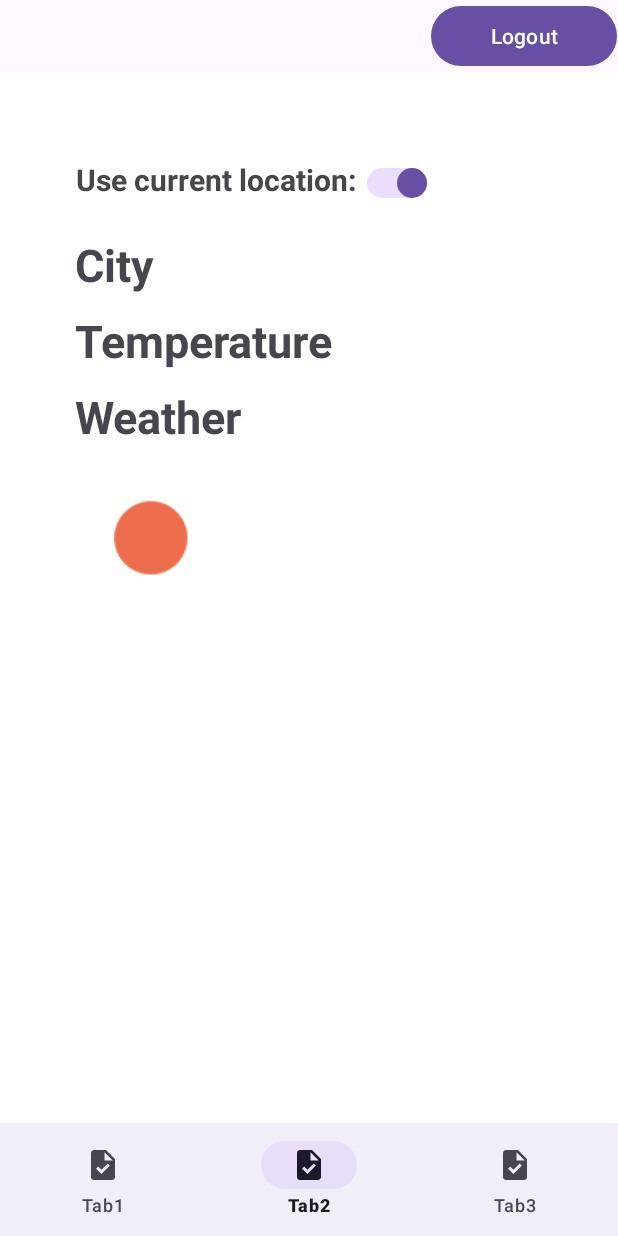
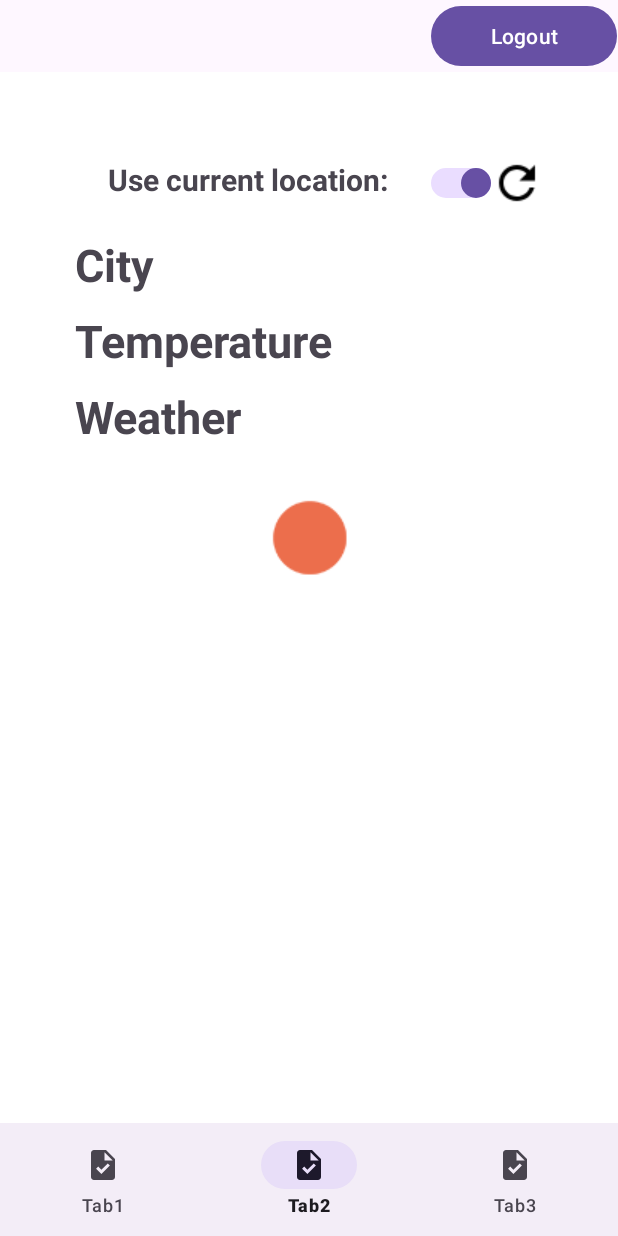
Before and after one commit to Josip-Rizner/AppleDiseaseClassificator, an Android app: the screen it shows after launch once a user with an empty profile is signed in (MainActivity), item 2 of the bottom bar chosen, on a phone screen of 412 x 824 dp. Run offline under Robolectric (Android 15) with nearby library versions, the phone set to English and light mode, and no system bars; our stand-ins replace Firebase (no records; nobody signed in at launch, a user with empty details on screens opened directly); libraries missing offline, so code that uses them is left out: com.loopj.android, cz.msebera.android, org.tensorflow.lite.

Commit message:
Adding refresh button

```diff
--- a/app/src/main/java/com/example/applediseaseclassificator/SecondFragment.java
+++ b/app/src/main/java/com/example/applediseaseclassificator/SecondFragment.java
@@ -20,6 +20,7 @@ import android.view.ViewGroup;
 import android.widget.Button;
 import android.widget.CompoundButton;
 import android.widget.EditText;
+import android.widget.ImageButton;
 import android.widget.ImageView;
 import android.widget.LinearLayout;
 import android.widget.TextView;
@@ -53,6 +54,7 @@ public class SecondFragment extends Fragment {
     EditText etEnterCity;
     Button btnFetchWeather;
     LinearLayout llSetLocation;
+    ImageButton ibRefresh;
 
 
     LocationManager locationManager;
@@ -111,6 +113,7 @@ public class SecondFragment extends Fragment {
         swUseCurrentLocation = view.findViewById(R.id.swUseCurrentLocation);
         etEnterCity = view.findViewById(R.id.etEnterCity);
         btnFetchWeather = view.findViewById(R.id.btnFetchWeather);
+        ibRefresh = view.findViewById(R.id.ibRefresh);
 
         loadingDialog = new LoadingDialog(getActivity());
 
@@ -137,6 +140,13 @@ public class SecondFragment extends Fragment {
                     etEnterCity.requestFocus();
                     return;
                 }
+                getWeatherForCurrentLocation();
+            }
+        });
+
+        ibRefresh.setOnClickListener(new View.OnClickListener() {
+            @Override
+            public void onClick(View view) {
                 getWeatherForCurrentLocation();
             }
         });
@@ -220,6 +230,10 @@ public class SecondFragment extends Fragment {
             @Override
             public void onSuccess(int statusCode, Header[] headers, JSONArray response) {
                 super.onSuccess(statusCode, headers, response);
+                if(response.length() == 0){
+                    Toast.makeText(getActivity(), "Please check if you spelled City name correctly", Toast.LENGTH_SHORT).show();
+                    return;
+                }
 
                 Toast.makeText(getActivity(), "Data fetched successfully ", Toast.LENGTH_SHORT).show();
                 CityInformation cityInformation = CityInformation.fromJson(response);
--- /dev/null
+++ b/app/src/main/res/drawable/ic_baseline_refresh_24.xml
@@ -0,0 +1,5 @@
+<vector android:height="24dp" android:tint="#000000"
+    android:viewportHeight="24" android:viewportWidth="24"
+    android:width="24dp" xmlns:android="http://schemas.android.com/apk/res/android">
+    <path android:fillColor="@android:color/white" android:pathData="M17.65,6.35C16.2,4.9 14.21,4 12,4c-4.42,0 -7.99,3.58 -7.99,8s3.57,8 7.99,8c3.73,0 6.84,-2.55 7.73,-6h-2.08c-0.82,2.33 -3.04,4 -5.65,4 -3.31,0 -6,-2.69 -6,-6s2.69,-6 6,-6c1.66,0 3.14,0.69 4.22,1.78L13,11h7V4l-2.35,2.35z"/>
+</vector>
--- a/app/src/main/res/layout/fragment_second.xml
+++ b/app/src/main/res/layout/fragment_second.xml
@@ -24,7 +24,8 @@
                 android:gravity="center"
                 android:text="Use current location:"
                 android:textSize="20sp"
-                android:textStyle="bold" />
+                android:textStyle="bold"
+                android:layout_weight="0.6"/>
 
             <androidx.appcompat.widget.SwitchCompat
                 android:id="@+id/swUseCurrentLocation"
@@ -34,6 +35,15 @@
                 android:thumb="@drawable/switch_thumb"
                 app:track="@drawable/switch_track" />
 
+            <ImageButton
+                android:id="@+id/ibRefresh"
+                android:layout_width="wrap_content"
+                android:layout_height="wrap_content"
+                android:scaleY="1.5"
+                android:scaleX="1.5"
+                android:layout_margin="5dp"
+                android:background="@drawable/ic_baseline_refresh_24"
+                android:layout_gravity="center_vertical"/>
 
         </LinearLayout>
 
@@ -43,7 +53,6 @@
             android:layout_height="wrap_content"
             android:orientation="horizontal"
             android:visibility="gone">
-
 
             <EditText
                 android:id="@+id/etEnterCity"
@@ -94,6 +103,7 @@
             android:layout_width="wrap_content"
             android:layout_height="wrap_content"
             android:layout_marginTop="10dp"
+            android:layout_gravity="center_horizontal"
             android:background="@drawable/clear_sky"/>
 
 
--- a/app/src/main/res/layout/loading_dialog.xml
+++ b/app/src/main/res/layout/loading_dialog.xml
@@ -21,7 +21,7 @@
         android:layout_width="wrap_content"
         android:layout_height="wrap_content"
         android:layout_marginTop="16dp"
-        android:text="Getting data..."
+        android:text="@string/getting_data_please_wait"
         android:textSize="18sp"
         app:layout_constraintEnd_toEndOf="parent"
         app:layout_constraintStart_toStartOf="parent"
--- a/app/src/main/res/values/strings.xml
+++ b/app/src/main/res/values/strings.xml
@@ -15,4 +15,5 @@
     <string name="go_back_to_login_page">Go back to login page</string>
     <!-- TODO: Remove or change this placeholder text -->
     <string name="hello_blank_fragment">Hello blank fragment</string>
+    <string name="getting_data_please_wait">Getting data, please wait...</string>
 </resources>
```
